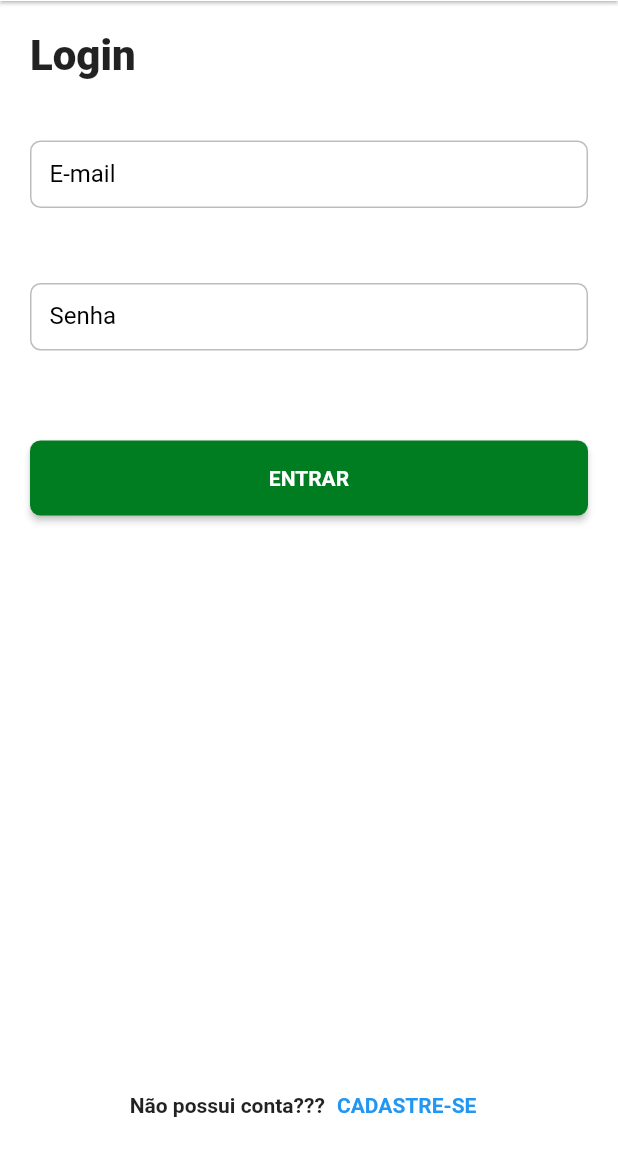
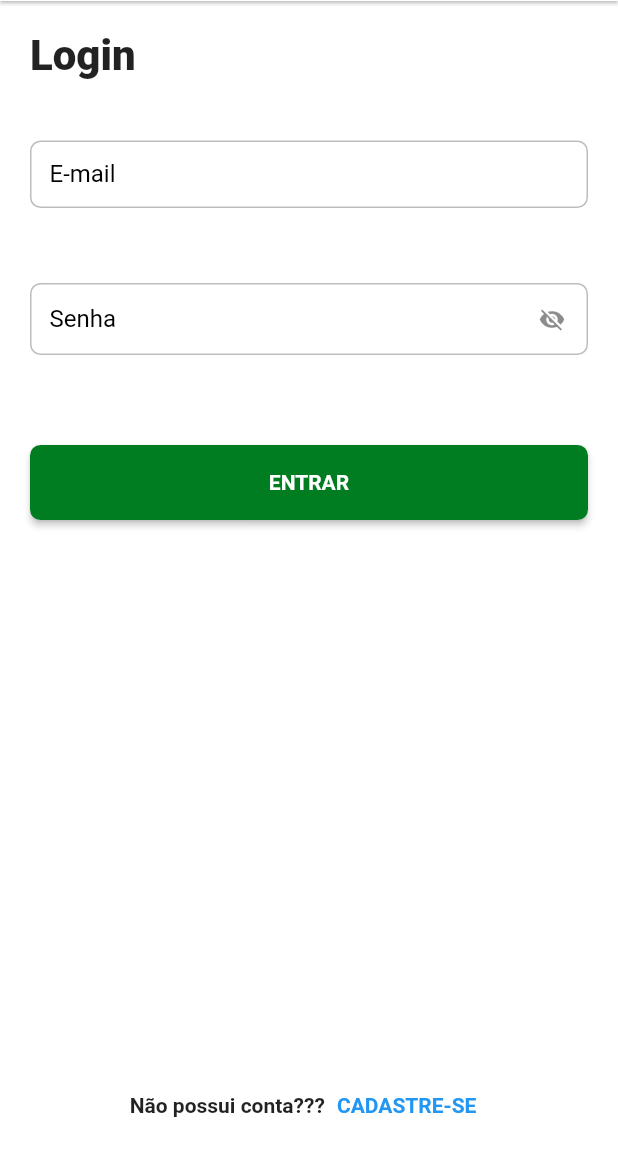
Before and after one commit to dariopmaciel/dw9_delivery_app, a Flutter app: the LoginPage screen opened by its route, on a phone screen of 412 x 824 dp, the part 83-1236 px from its top. Run offline on Flutter 3.47's test engine with Material 2 defaults, Android fonts, the phone set to English and light mode, and no system bars; our stand-ins replace bloc, dio, equatable, flutter_bloc, loading_animation_widget, shared_preferences and 1 more; missing offline and left inert: flutter_awesome_select, match, validatorless; accounts and stored records are empty; Roboto replaces fonts that are missing (mplus1).

```diff
--- a/lib/app/core/exceptions/unautorized_exception.dart
+++ b/lib/app/core/exceptions/unautorized_exception.dart
@@ -1,3 +1 @@
-class UnautorizedException implements Exception {
-
-}
+class UnautorizedException implements Exception {}
--- a/lib/app/core/rest_client/interceptors/auth_interceptor.dart
+++ b/lib/app/core/rest_client/interceptors/auth_interceptor.dart
@@ -3,7 +3,7 @@ import 'package:shared_preferences/shared_preferences.dart';
 
 class AuthInterceptor extends Interceptor {
   @override
-  void onRequest(
+  Future<void> onRequest(
       RequestOptions options, RequestInterceptorHandler handler) async {
     final sp = await SharedPreferences.getInstance();
     final accessToken = sp.getString("accessToken");
--- a/lib/app/pages/auth/login/login_page.dart
+++ b/lib/app/pages/auth/login/login_page.dart
@@ -20,6 +20,8 @@ class _LoginPageState extends BaseState<LoginPage, LoginController> {
   final formKey = GlobalKey<FormState>();
   final emailEC = TextEditingController();
   final passwordEC = TextEditingController();
+
+  bool _showPAssword = false;
 
   @override
   void dispose() {
@@ -79,10 +81,23 @@ class _LoginPageState extends BaseState<LoginPage, LoginController> {
                       ),
                       const SizedBox(height: 50),
                       TextFormField(
-                        decoration: const InputDecoration(
+                        decoration: InputDecoration(
+                          //hintText:
+                          //icon: Icon(Icons.lock, color: Colors.black),
                           labelText: "Senha",
+                          suffixIcon: GestureDetector(
+                            child: Icon(_showPAssword == false
+                                ? Icons.visibility_off
+                                : Icons.visibility),
+                            onTap: () {
+                              setState(() {
+                                _showPAssword = !_showPAssword;
+                              });
+                            },
+                          ),
                         ),
                         controller: passwordEC,
+                        obscureText: _showPAssword == false ? true : false,
                         validator: Validatorless.required("Senha obrigatória!"),
                       ),
                       const SizedBox(height: 60),
--- a/lib/app/pages/order/order_state.dart
+++ b/lib/app/pages/order/order_state.dart
@@ -1,5 +1,4 @@
 // ignore_for_file: public_member_api_docs, sort_constructors_first
-//part 'home_state.g.dart';//"TERMINAL: flutter pub run build_runner build"
 
 import 'package:equatable/equatable.dart';
 import 'package:match/match.dart';
@@ -7,7 +6,7 @@ import 'package:match/match.dart';
 import 'package:dark_week/app/dto/order_product_dto.dart';
 import 'package:dark_week/app/models/payment_type_model.dart';
 
-part 'order_state.g.dart'; //"TERMINAL: flutter pub run build_runner build"
+part 'order_state.g.dart'; //28:00 //"TERMINAL: flutter pub run build_runner build"
 
 @match
 enum OrderStatus {
--- a/lib/app/repositories/auth/auth_repository_impl.dart
+++ b/lib/app/repositories/auth/auth_repository_impl.dart
@@ -22,9 +22,9 @@ class AuthRepositoryImpl implements AuthRepository {
         "email": email,
         "password": password,
       });
+
       return AuthModel.fromMap(result.data);
     } on DioError catch (e, s) {
-
       if (e.response?.statusCode == 403) {
         log("Permissão negada", error: e, stackTrace: s);
         throw UnautorizedException();
--- a/lib/app/repositories/products/products_repository_impl.dart
+++ b/lib/app/repositories/products/products_repository_impl.dart
@@ -10,6 +10,7 @@ import 'package:dio/dio.dart';
 
 class ProductsRepositoryImpl implements ProductsRepository {
   final CustomDio dio;
+
   ProductsRepositoryImpl({
     required this.dio,
   });
```
Also changed, not shown: lib/app/core/rest_client/custom_dio.dart (+4 -6 lines), lib/app/models/auth_model.dart (+5 -5 lines), lib/app/models/payment_type_model.dart (+5 -5 lines), lib/app/pages/order/order_controller.dart (+7 -7 lines), lib/app/pages/order/order_page.dart (+8 -1 lines), lib/app/pages/order/order_router.dart (+6 -2 lines), lib/app/pages/order/widget/payment_types_field.dart (+13 -7 lines), lib/app/repositories/order/order_repository_impl.dart (+4 -3 lines), lib/app/pages/order/order_state.g.dart.
